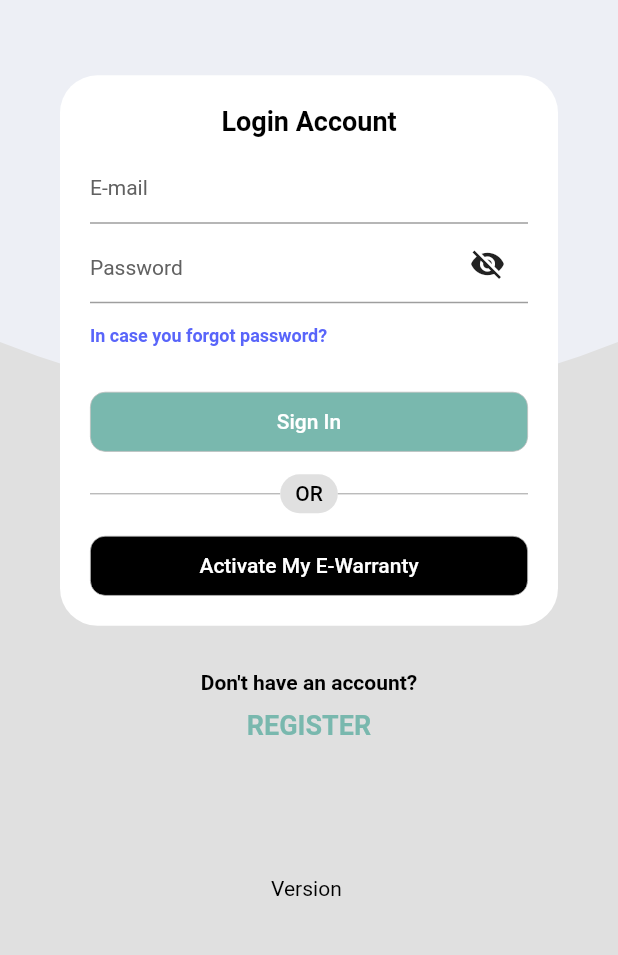
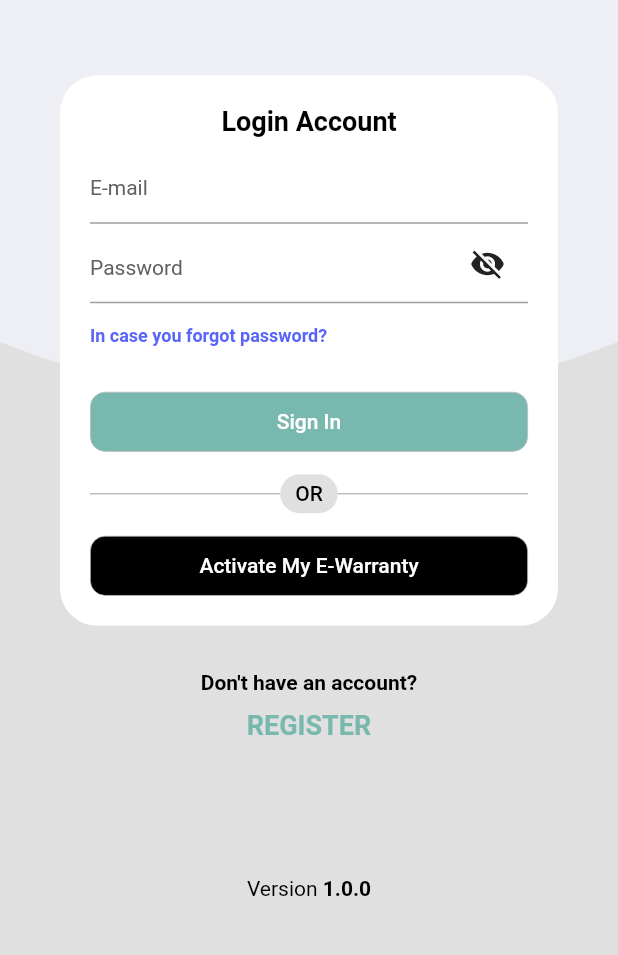
Before and after one commit to Villva-Tharisan/khind, a Flutter app: the screen it shows after launch, on a phone screen of 412 x 824 dp, the part 276-1231 px from its top. Run offline on Flutter 3.47's test engine with Material 2 defaults, Android fonts, the phone set to English and light mode, and no system bars; our stand-ins replace animated_bottom_navigation_bar, auto_size_text, file_picker, flutter_html, flutter_secure_storage, hexcolor and 4 more; missing offline and left inert: flutter_config, flutter_inappwebview, http_interceptor, qr_code_scanner; statements that could not run were skipped.

Commit message:
get version from build

```diff
--- a/lib/screens/signin.dart
+++ b/lib/screens/signin.dart
@@ -2,7 +2,7 @@ import 'dart:convert';
 import 'dart:ui';
 import 'package:flutter/material.dart';
 import 'package:flutter_secure_storage/flutter_secure_storage.dart';
-import 'package:hexcolor/hexcolor.dart';
+import 'package:package_info_plus/package_info_plus.dart';
 import 'package:flutter_config/flutter_config.dart';
 import 'package:khind/components/bg_painter.dart';
 import 'package:khind/components/round_button.dart';
@@ -27,13 +27,16 @@ class _SignInState extends State<SignIn> {
   bool isLoading = false;
   bool showPassword = false;
   String errorMsg = "";
+  String version = "";
   final storage = new FlutterSecureStorage();
 
   @override
   void initState() {
     // emailCT.text = 'khindcustomerservice@gmail.com';
     // passwordCT.text = 'Khindanshin118';
+
     super.initState();
+    _loadVersion();
   }
 
   @override
@@ -41,6 +44,15 @@ class _SignInState extends State<SignIn> {
     emailCT.dispose();
     passwordCT.dispose();
     super.dispose();
+  }
+
+  _loadVersion() async {
+    PackageInfo packageInfo = await PackageInfo.fromPlatform();
+    String pkgVersion = packageInfo.version;
+
+    setState(() {
+      version = pkgVersion;
+    });
   }
 
   void _handleSignIn() async {
@@ -248,9 +260,7 @@ class _SignInState extends State<SignIn> {
             text: 'Version ',
             style: TextStyles.textDefault,
             children: <TextSpan>[
-              TextSpan(
-                  text: FlutterConfig.get("VERSION"),
-                  style: TextStyle(fontWeight: FontWeight.bold)),
+              TextSpan(text: version, style: TextStyle(fontWeight: FontWeight.bold)),
             ],
           ),
         ));
@@ -274,9 +284,8 @@ class _SignInState extends State<SignIn> {
                 _renderForm(),
                 SizedBox(height: 30),
                 _renderBottom(),
-                // SizedBox(height: ),
-                Spacer(),
-                _renderVersion()
+                version != "" ? Spacer() : Container(),
+                version != "" ? _renderVersion() : Container()
               ]))),
     );
   }
--- a/pubspec.yaml
+++ b/pubspec.yaml
@@ -50,6 +50,7 @@ dependencies:
   flutter_config: ^2.0.0
   flutter_html: ^2.2.1
   flutter_svg: ^0.22.0
+  package_info_plus: ^1.3.0
 
 dev_dependencies:
   flutter_test:
```
Also changed, not shown: pubspec.lock, 1 other file.
